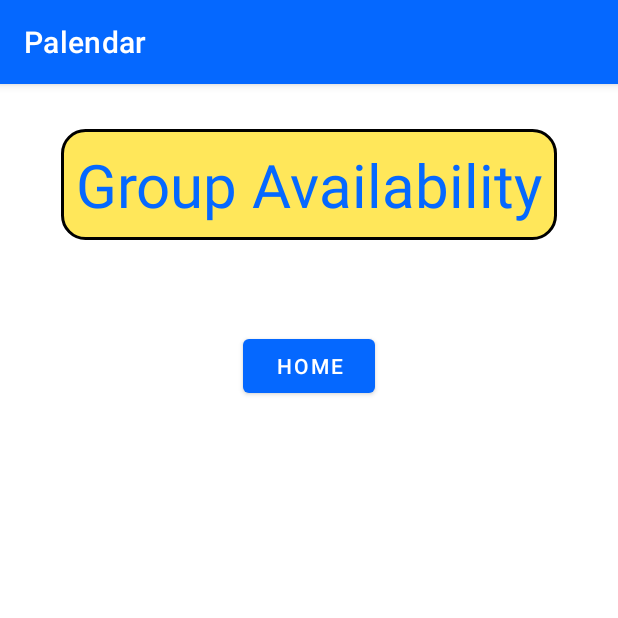
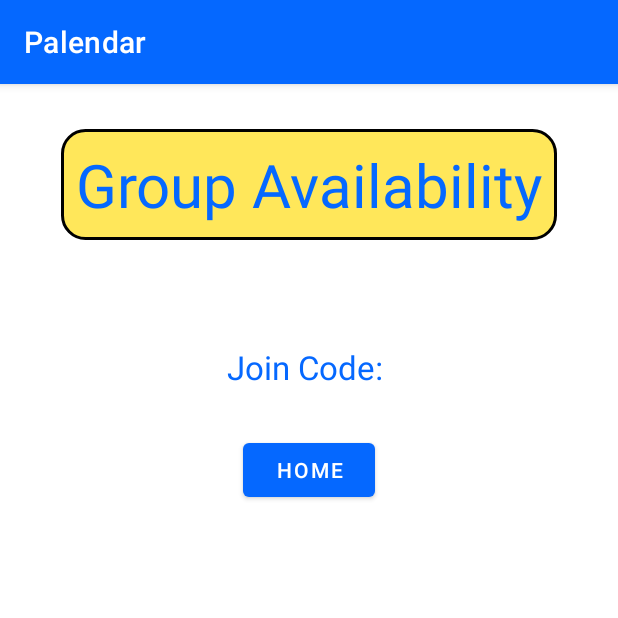
Before and after one commit to ddrewi/Palendar, an Android app: the ViewEventActivity screen opened directly, with no data from a screen before it, on a phone screen of 412 x 824 dp, the top half of it. Run offline under Robolectric (Android 15) with nearby library versions, the phone set to English and light mode, and no system bars; our stand-ins replace Firebase (no records; nobody signed in at launch, a user with empty details on screens opened directly); Roboto replaces fonts that are not available here; 1 statement that could not run was skipped.

Commit message:
added share code to View Event Activity

```diff
--- a/app/src/main/AndroidManifest.xml
+++ b/app/src/main/AndroidManifest.xml
@@ -28,10 +28,10 @@
             android:name=".CreateEventActivity"
             android:exported="false" />
         <activity
-            android:name=".SignInActivity"
+            android:name=".HomeActivity"
             android:exported="false" />
         <activity
-            android:name=".HomeActivity"
+            android:name=".SignInActivity"
             android:exported="true">
             <intent-filter>
                 <action android:name="android.intent.action.MAIN" />
--- a/app/src/main/java/com/example/palendar/ViewEventActivity.java
+++ b/app/src/main/java/com/example/palendar/ViewEventActivity.java
@@ -5,7 +5,9 @@ import androidx.appcompat.app.AppCompatActivity;
 import android.content.Intent;
 import android.os.Bundle;
 import android.view.View;
+import android.widget.EditText;
 import android.widget.GridView;
+import android.widget.TextView;
 
 import java.util.ArrayList;
 
@@ -13,6 +15,7 @@ public class ViewEventActivity extends AppCompatActivity {
 
     private static final String EVENT_VALUE = "DATA TO DISPLAY ON NEXT PAGE";
     Event eventToDisplay;
+    TextView codeTextView;
 
 
     @Override
@@ -21,8 +24,9 @@ public class ViewEventActivity extends AppCompatActivity {
         setContentView(R.layout.activity_view_event);
         Intent intent = getIntent();
         eventToDisplay = intent.getParcelableExtra(FillScheduleActivity.EVENT_VALUE);
+        codeTextView = findViewById(R.id.codeTextView);
 
-        //HomeActivity.firebaseHelper.getUsers(eventToDisplay);
+        codeTextView.setText("Join Code: " + HomeActivity.firebaseHelper.getDocID());
 
         GroupTimeAdapter groupTimeAdapter = new GroupTimeAdapter(this, eventToDisplay.getTimes());
 
--- a/app/src/main/res/layout/activity_view_event.xml
+++ b/app/src/main/res/layout/activity_view_event.xml
@@ -28,6 +28,15 @@
 
     </GridView>
 
+    <TextView
+        android:id="@+id/codeTextView"
+        android:layout_width="wrap_content"
+        android:layout_height="wrap_content"
+        android:layout_gravity="center"
+        android:layout_marginTop="@dimen/marginTop"
+        android:text="TextView"
+        style="@style/normalTextView"/>
+
     <Button
         android:id="@+id/homeButton"
         android:layout_width="wrap_content"
@@ -40,4 +49,5 @@
 
 
 
+
 </androidx.appcompat.widget.LinearLayoutCompat>
```
